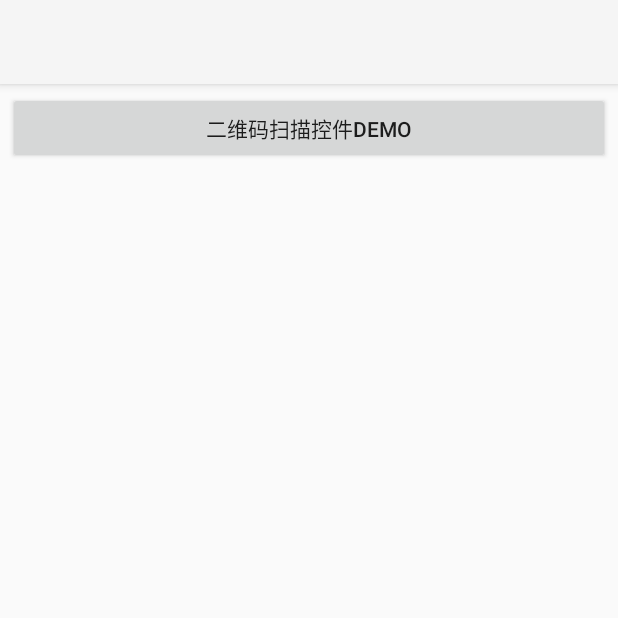
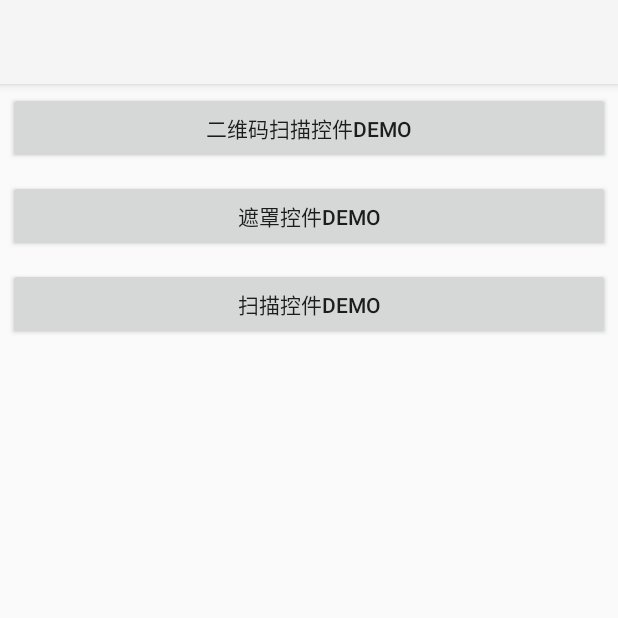
Before and after one commit to xuyanjiaoa/BaseDemo, an Android app: the screen it shows after launch (MainActivity), on a phone screen of 412 x 824 dp, the top half of it. Run offline under Robolectric (Android 15) with nearby library versions, the phone set to English and light mode, and no system bars.

Commit message:
增加遮罩+扫描组合控件使用示例

```diff
--- a/app/src/main/AndroidManifest.xml
+++ b/app/src/main/AndroidManifest.xml
@@ -17,6 +17,8 @@
             </intent-filter>
         </activity>
         <activity android:name=".ScanBarViewDemoActivity" />
+        <activity android:name=".CameraLensViewDemoActivity" />
+        <activity android:name=".ScanViewDemoActivity" />
     </application>
 
 </manifest>
--- a/app/src/main/java/com/emp/yjy/basedemo/MainActivity.java
+++ b/app/src/main/java/com/emp/yjy/basedemo/MainActivity.java
@@ -1,10 +1,7 @@
 package com.emp.yjy.basedemo;
-
-import androidx.appcompat.app.AppCompatActivity;
 
 import android.app.Activity;
 import android.content.Intent;
-import android.os.Bundle;
 import android.view.View;
 import android.widget.Button;
 
@@ -17,10 +14,19 @@ import com.emp.yjy.baselib.base.BaseActivity;
  */
 public class MainActivity extends BaseActivity implements View.OnClickListener {
     private Button mBtnScanViewDemo;
+    private Button mBtnCameraLensView;
+    private Button mBtnScanView;
 
     @Override
     protected void initData() {
 
+    }
+
+    @Override
+    protected void initView() {
+        mBtnScanViewDemo = findViewById(R.id.btn_scan_bar_view_demo);
+        mBtnCameraLensView = findViewById(R.id.btn_camera_lens_view);
+        mBtnScanView = findViewById(R.id.btn_scan_view);
     }
 
     @Override
@@ -32,12 +38,9 @@ public class MainActivity extends BaseActivity implements View.OnClickListener {
     protected void initListener() {
         super.initListener();
         mBtnScanViewDemo.setOnClickListener(this::onClick);
+        mBtnCameraLensView.setOnClickListener(this::onClick);
+        mBtnScanView.setOnClickListener(this::onClick);
 
-    }
-
-    @Override
-    protected void initView() {
-        mBtnScanViewDemo = findViewById(R.id.btn_scan_bar_view_demo);
     }
 
     @Override
@@ -47,6 +50,12 @@ public class MainActivity extends BaseActivity implements View.OnClickListener {
             case R.id.btn_scan_bar_view_demo:
                 jumpToActivity(ScanBarViewDemoActivity.class);
                 break;
+            case R.id.btn_camera_lens_view:
+                jumpToActivity(CameraLensViewDemoActivity.class);
+                break;
+            case R.id.btn_scan_view:
+                jumpToActivity(ScanViewDemoActivity.class);
+
             default:
                 break;
         }
@@ -54,7 +63,7 @@ public class MainActivity extends BaseActivity implements View.OnClickListener {
 
 
     private void jumpToActivity(Class<? extends Activity> activityClass) {
-        Intent intent = new Intent(this,activityClass);
+        Intent intent = new Intent(this, activityClass);
         startActivity(intent);
     }
 }
--- a/app/src/main/res/layout/activity_main.xml
+++ b/app/src/main/res/layout/activity_main.xml
@@ -18,6 +18,20 @@
            android:layout_margin="5dp"
            android:layout_height="wrap_content" />
 
+       <Button
+           android:text="遮罩控件Demo"
+           android:id="@+id/btn_camera_lens_view"
+           android:layout_width="match_parent"
+           android:layout_margin="5dp"
+           android:layout_height="wrap_content" />
+
+       <Button
+           android:text="扫描控件Demo"
+           android:id="@+id/btn_scan_view"
+           android:layout_width="match_parent"
+           android:layout_margin="5dp"
+           android:layout_height="wrap_content" />
+
 
 
 
```
Also changed, not shown: app/src/main/java/com/emp/yjy/basedemo/CameraLensViewDemoActivity.java (added, +76 -0 lines), app/src/main/java/com/emp/yjy/basedemo/ScanViewDemoActivity.java (added, +69 -0 lines), app/src/main/res/layout/activity_cameea_lens_view_demo.xml (added, +42 -0 lines), app/src/main/res/layout/activity_scan_view.xml (added, +51 -0 lines), app/src/main/res/drawable/beauty_bg.jpg (added).
